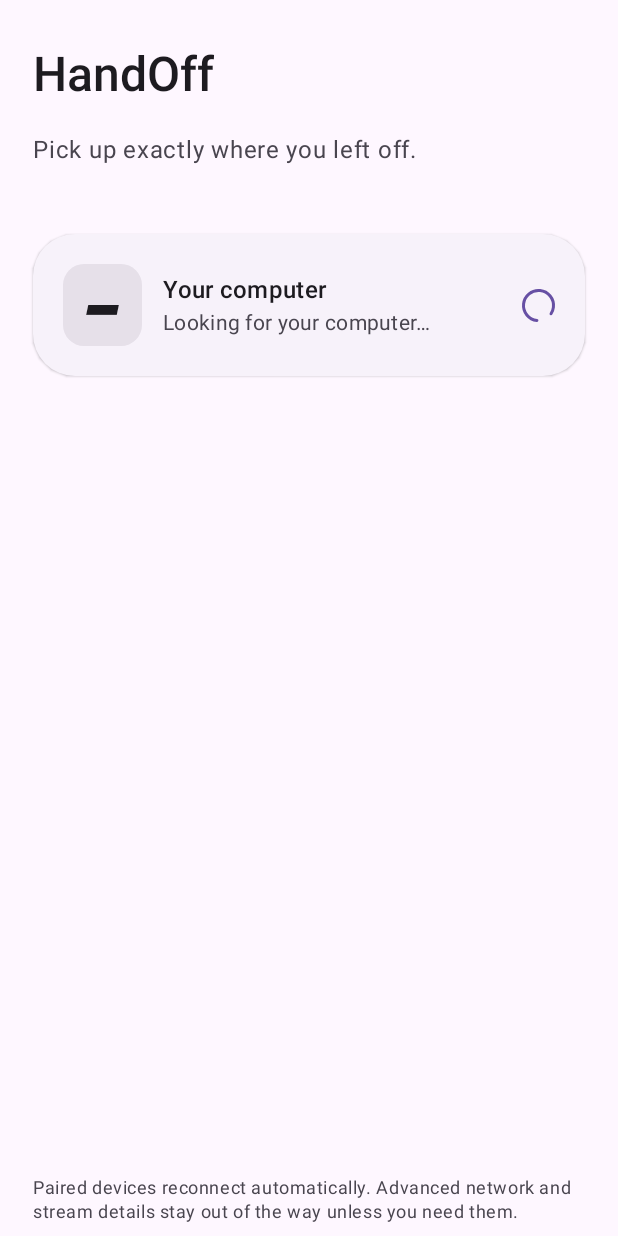
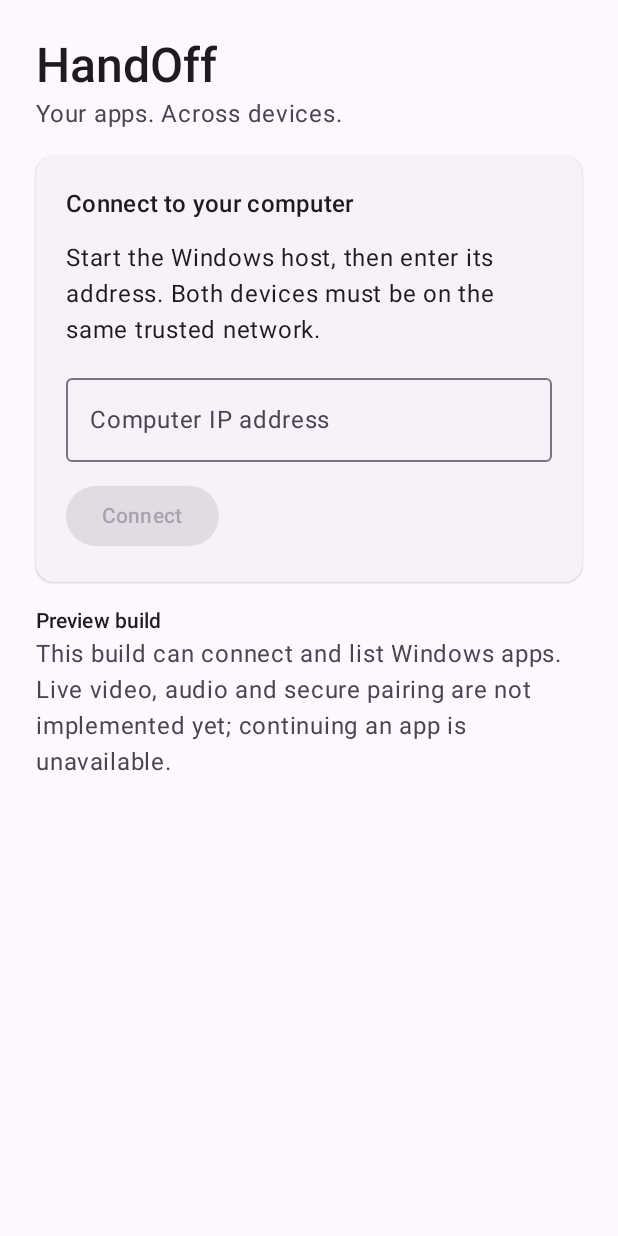
Before and after one commit to AagneyVk/HandOff, an Android app built with Jetpack Compose: the screen it shows after launch (MainActivity), on a phone screen of 412 x 824 dp. Run offline under Robolectric (Android 15) with nearby library versions, the light colour scheme and no system bars.

Commit message:
Fix Android connection flow and reject unavailable live sessions

```diff
--- a/android/app/src/main/java/dev/handoff/client/MainActivity.kt
+++ b/android/app/src/main/java/dev/handoff/client/MainActivity.kt
@@ -3,168 +3,88 @@ package dev.handoff.client
 import android.os.Bundle
 import androidx.activity.ComponentActivity
 import androidx.activity.compose.setContent
-import androidx.activity.enableEdgeToEdge
-import androidx.compose.animation.AnimatedContent
-import androidx.compose.animation.AnimatedVisibility
-import androidx.compose.foundation.Canvas
-import androidx.compose.foundation.background
-import androidx.compose.foundation.clickable
-import androidx.compose.foundation.gestures.detectDragGestures
-import androidx.compose.foundation.gestures.detectTapGestures
 import androidx.compose.foundation.layout.*
-import androidx.compose.foundation.shape.RoundedCornerShape
+import androidx.compose.foundation.lazy.LazyColumn
+import androidx.compose.foundation.lazy.items
 import androidx.compose.material3.*
 import androidx.compose.runtime.*
-import androidx.compose.ui.Alignment
+import androidx.compose.runtime.saveable.rememberSaveable
 import androidx.compose.ui.Modifier
-import androidx.compose.ui.draw.clip
-import androidx.compose.ui.geometry.Offset
-import androidx.compose.ui.graphics.Color
-import androidx.compose.ui.input.pointer.pointerInput
 import androidx.compose.ui.text.font.FontWeight
 import androidx.compose.ui.unit.dp
-import kotlin.math.abs
+import org.json.JSONObject
 
 class MainActivity : ComponentActivity() {
-    override fun onCreate(savedInstanceState: Bundle?) {
-        super.onCreate(savedInstanceState)
-        enableEdgeToEdge()
-        setContent { HandOffApp() }
+    override fun onCreate(savedInstanceState: Bundle?) { super.onCreate(savedInstanceState); setContent { HandOffApp() } }
 }
-}
-
-private enum class ConnectionState { Looking, Ready, Connecting, Live, Unavailable }
+private data class AppWindow(val id: String, val title: String, val app: String)
 
 @Composable
 private fun HandOffApp() {
-    var connection by remember { mutableStateOf(ConnectionState.Looking) }
-    var detail by remember { mutableStateOf("Looking for your computer…") }
-    var lastEvent by remember { mutableStateOf("—") }
+    var address by rememberSaveable { mutableStateOf("") }
+    var status by remember { mutableStateOf("Connect to your computer") }
+    var connected by remember { mutableStateOf(false) }
+    var busy by remember { mutableStateOf(false) }
+    var windows by remember { mutableStateOf(emptyList<AppWindow>()) }
     val client = remember {
-        ProtocolClient(
-            onMessage = { msg ->
-                lastEvent = msg.optString("type")
-                when (msg.optString("type")) {
-                    "capabilities" -> { connection = ConnectionState.Ready; detail = "Nearby · Ready" }
-                    "session.started" -> { connection = ConnectionState.Live; detail = "Live" }
-                    "error" -> { connection = ConnectionState.Unavailable; detail = "Couldn't continue. Tap to try again." }
+        ProtocolClient(onState = { value ->
+            status = value
+            busy = value == "Connecting"
+            if (value.startsWith("Disconnected")) { connected = false; windows = emptyList() }
+        }, onMessage = { message ->
+            val payload = message.getJSONObject("payload")
+            when (message.getString("type")) {
+                "capabilities" -> { connected = true; busy = false; status = payload.optString("host_name", "Computer") }
+                "windows.snapshot" -> {
+                    val array = payload.getJSONArray("windows")
+                    windows = (0 until array.length()).map { array.getJSONObject(it).let { w -> AppWindow(w.getString("id"), w.getString("title"), w.optString("app")) } }
                 }
-            },
-            onState = { raw ->
-                if (raw.contains("connected", ignoreCase = true)) {
-                    connection = ConnectionState.Connecting
-                    detail = "Preparing…"
+                "error" -> { busy = false; status = payload.optString("message", "Request failed") }
             }
-            },
-        )
+        })
     }
-    DisposableEffect(Unit) { onDispose { client.close() } }
-
-    HandOffTheme {
-        Surface(Modifier.fillMaxSize(), color = MaterialTheme.colorScheme.background) {
-            AnimatedContent(targetState = connection == ConnectionState.Live, label = "handoff") { live ->
-                if (live) LiveSurface(client) { client.close(); connection = ConnectionState.Looking; detail = "Looking for your computer…" }
-                else Home(connection, detail, lastEvent,
-                    onContinue = { connection = ConnectionState.Connecting; detail = "Preparing…"; client.startFakeSession() },
-                    onRetry = { connection = ConnectionState.Looking; detail = "Looking for your computer…" })
-            }
-        }
-    }
-}
-
-@Composable
-private fun Home(state: ConnectionState, detail: String, lastEvent: String, onContinue: () -> Unit, onRetry: () -> Unit) {
-    Column(
-        Modifier.fillMaxSize().statusBarsPadding().navigationBarsPadding().padding(horizontal = 22.dp),
-        verticalArrangement = Arrangement.spacedBy(18.dp)
-    ) {
-        Spacer(Modifier.height(12.dp))
-        Text("HandOff", style = MaterialTheme.typography.headlineLarge, fontWeight = FontWeight.SemiBold)
-        Text("Pick up exactly where you left off.", color = MaterialTheme.colorScheme.onSurfaceVariant)
-        Spacer(Modifier.height(8.dp))
-
-        ElevatedCard(
-            Modifier.fillMaxWidth().clickable(enabled = state == ConnectionState.Unavailable, onClick = onRetry),
-            shape = RoundedCornerShape(28.dp),
-            colors = CardDefaults.elevatedCardColors(containerColor = MaterialTheme.colorScheme.surfaceContainerLow)
-        ) {
-            Column(Modifier.padding(20.dp), verticalArrangement = Arrangement.spacedBy(16.dp)) {
-                Row(verticalAlignment = Alignment.CenterVertically) {
-                    Surface(shape = RoundedCornerShape(14.dp), color = MaterialTheme.colorScheme.surfaceContainerHighest) {
-                        Text("▰", Modifier.padding(horizontal = 15.dp, vertical = 12.dp), style = MaterialTheme.typography.titleLarge)
-                    }
-                    Spacer(Modifier.width(14.dp))
-                    Column(Modifier.weight(1f)) {
-                        Text("Your computer", style = MaterialTheme.typography.titleMedium, fontWeight = FontWeight.SemiBold)
-                        Text(detail, style = MaterialTheme.typography.bodyMedium, color = MaterialTheme.colorScheme.onSurfaceVariant)
-                    }
-                    AnimatedVisibility(state == ConnectionState.Looking || state == ConnectionState.Connecting) {
-                        CircularProgressIndicator(Modifier.size(22.dp), strokeWidth = 2.dp)
-                    }
-                }
-
-                if (state == ConnectionState.Ready || state == ConnectionState.Connecting) {
-                    HorizontalDivider(color = MaterialTheme.colorScheme.outlineVariant.copy(alpha = .45f))
-                    Row(verticalAlignment = Alignment.CenterVertically) {
-                        Column(Modifier.weight(1f)) {
-                            Text("Continue current activity", fontWeight = FontWeight.Medium)
-                            Text("The running window stays exactly where it is.", style = MaterialTheme.typography.bodySmall, color = MaterialTheme.colorScheme.onSurfaceVariant)
-                        }
-                        Button(onClick = onContinue, enabled = state == ConnectionState.Ready, shape = RoundedCornerShape(50)) {
-                            Text(if (state == ConnectionState.Connecting) "Preparing" else "Continue")
+    DisposableEffect(client) { onDispose { client.dispose() } }
+    val dark = androidx.compose.foundation.isSystemInDarkTheme()
+    MaterialTheme(colorScheme = if (dark) darkColorScheme() else lightColorScheme()) {
+        Scaffold { padding ->
+            LazyColumn(Modifier.fillMaxSize().padding(padding).padding(horizontal = 24.dp), verticalArrangement = Arrangement.spacedBy(16.dp)) {
+                item { Spacer(Modifier.height(24.dp)); Text("HandOff", style = MaterialTheme.typography.headlineLarge, fontWeight = FontWeight.SemiBold); Text("Your apps. Across devices.", color = MaterialTheme.colorScheme.onSurfaceVariant) }
+                item {
+                    ElevatedCard(Modifier.fillMaxWidth()) {
+                        Column(Modifier.padding(20.dp), verticalArrangement = Arrangement.spacedBy(12.dp)) {
+                            Text(status, style = MaterialTheme.typography.titleMedium)
+                            if (!connected) {
+                                Text("Start the Windows host, then enter its address. Both devices must be on the same trusted network.")
+                                OutlinedTextField(value = address, onValueChange = { address = it }, label = { Text("Computer IP address") }, placeholder = { Text("192.168.1.10") }, singleLine = true, enabled = !busy, modifier = Modifier.fillMaxWidth())
+                                Button(onClick = { busy = true; client.connect(address) }, enabled = address.isNotBlank() && !busy) { Text(if (busy) "Connecting…" else "Connect") }
+                                if (busy) TextButton(onClick = { client.close(); busy = false; status = "Connection cancelled" }) { Text("Cancel") }
+                            } else {
+                                Row {
+                                    TextButton(onClick = { client.send("windows.list", JSONObject()) }) { Text("Refresh apps") }
+                                    TextButton(onClick = { client.close(); connected = false; windows = emptyList(); status = "Disconnected" }) { Text("Disconnect") }
                                 }
                             }
                         }
                     }
                 }
-
-        Spacer(Modifier.weight(1f))
-        Text(
-            "Paired devices reconnect automatically. Advanced network and stream details stay out of the way unless you need them.",
-            style = MaterialTheme.typography.bodySmall,
-            color = MaterialTheme.colorScheme.onSurfaceVariant,
-            modifier = Modifier.padding(bottom = 8.dp)
-        )
-        if (lastEvent != "—") Text("Diagnostics · $lastEvent", style = MaterialTheme.typography.labelSmall, color = MaterialTheme.colorScheme.outline)
+                item {
+                    Text("Preview build", style = MaterialTheme.typography.labelLarge)
+                    Text("This build can connect and list Windows apps. Live video, audio and secure pairing are not implemented yet; continuing an app is unavailable.", color = MaterialTheme.colorScheme.onSurfaceVariant)
                 }
-}
-
-@Composable
-private fun LiveSurface(client: ProtocolClient, onReturn: () -> Unit) {
-    Box(Modifier.fillMaxSize().background(Color.Black)) {
-        MotionSurface(true, client)
-        Surface(
-            modifier = Modifier.align(Alignment.TopCenter).statusBarsPadding().padding(top = 10.dp),
-            shape = RoundedCornerShape(50),
-            color = MaterialTheme.colorScheme.surface.copy(alpha = .92f),
-            tonalElevation = 6.dp
-        ) {
-            Row(Modifier.padding(start = 16.dp, end = 8.dp, top = 7.dp, bottom = 7.dp), verticalAlignment = Alignment.CenterVertically) {
-                Text("Live", fontWeight = FontWeight.SemiBold)
-                Spacer(Modifier.width(12.dp))
-                TextButton(onClick = onReturn) { Text("Return") }
+                if (connected) {
+                    item { Text("Open apps", style = MaterialTheme.typography.titleLarge) }
+                    if (windows.isEmpty()) item { Text("No available windows. Open an app on your computer and refresh.") }
+                    items(windows, key = { it.id }) { window ->
+                        OutlinedCard(Modifier.fillMaxWidth()) {
+                            Column(Modifier.padding(16.dp), verticalArrangement = Arrangement.spacedBy(4.dp)) {
+                                Text(window.title, fontWeight = FontWeight.Medium)
+                                Text(window.app, style = MaterialTheme.typography.bodySmall)
                             }
                         }
                     }
                 }
-
-@Composable
-private fun MotionSurface(enabled: Boolean, client: ProtocolClient) {
-    var phase by remember { mutableFloatStateOf(0f) }
-    LaunchedEffect(enabled) { while (enabled) withFrameNanos { phase = ((it / 1_000_000L) % 4000L) / 4000f } }
-    Canvas(
-        Modifier.fillMaxSize().clip(RoundedCornerShape(0.dp)).background(Color(0xFF090A0C))
-            .pointerInput(enabled) { if (enabled) detectTapGestures { p -> client.pointer(p.x / size.width, p.y / size.height, "tap") } }
-            .pointerInput(enabled) { if (enabled) detectDragGestures { change, drag -> change.consume(); if (abs(drag.y) > abs(drag.x)) client.scroll(0f, -drag.y / size.height) } }
-    ) {
-        for (x in 1 until 8) drawLine(Color(0xFF24262A), Offset(size.width * x / 8, 0f), Offset(size.width * x / 8, size.height))
-        for (y in 1 until 12) drawLine(Color(0xFF24262A), Offset(0f, size.height * y / 12), Offset(size.width, size.height * y / 12))
-        drawCircle(Color.White, radius = 18.dp.toPx(), center = Offset(size.width * (.1f + .8f * phase), size.height / 2f))
+                item { Spacer(Modifier.height(24.dp)) }
             }
         }
-
-@Composable
-private fun HandOffTheme(content: @Composable () -> Unit) {
-    val scheme = if (androidx.compose.foundation.isSystemInDarkTheme()) darkColorScheme() else lightColorScheme()
-    MaterialTheme(colorScheme = scheme, typography = Typography(), content = content)
     }
+}
```
Also changed, not shown: android/app/src/main/java/dev/handoff/client/Protocol.kt (+69 -61 lines), 4 other files. Lines whose indentation alone changed are shown as unchanged.
